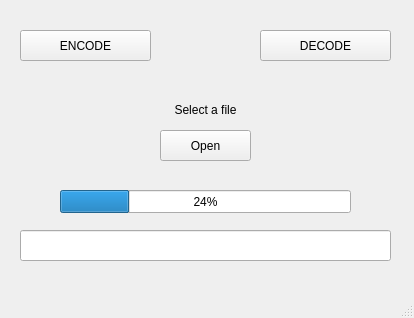
Old version of the form mainwindow.ui in the repository exsandebest/Archiver.
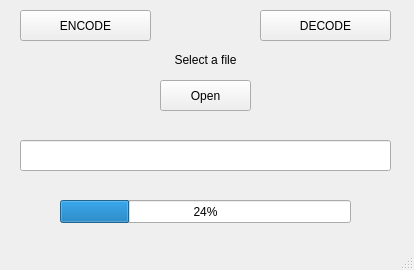
New version of the form. Icons and pictures are not drawn.

Commit message: Added icon + small design changes

```diff
--- a/mainwindow.ui
+++ b/mainwindow.ui
@@ -7,7 +7,7 @@
     <x>0</x>
     <y>0</y>
     <width>414</width>
-    <height>318</height>
+    <height>270</height>
    </rect>
   </property>
   <property name="windowTitle">
@@ -18,7 +18,7 @@
     <property name="geometry">
      <rect>
       <x>160</x>
-      <y>130</y>
+      <y>80</y>
       <width>91</width>
       <height>31</height>
      </rect>
@@ -31,7 +31,7 @@
     <property name="geometry">
      <rect>
       <x>20</x>
-      <y>30</y>
+      <y>10</y>
       <width>131</width>
       <height>31</height>
      </rect>
@@ -44,7 +44,7 @@
     <property name="geometry">
      <rect>
       <x>260</x>
-      <y>30</y>
+      <y>10</y>
       <width>131</width>
       <height>31</height>
      </rect>
@@ -57,7 +57,7 @@
     <property name="geometry">
      <rect>
       <x>160</x>
-      <y>100</y>
+      <y>50</y>
       <width>91</width>
       <height>20</height>
      </rect>
@@ -73,7 +73,7 @@
     <property name="geometry">
      <rect>
       <x>20</x>
-      <y>230</y>
+      <y>140</y>
       <width>371</width>
       <height>31</height>
      </rect>
@@ -91,7 +91,7 @@
     <property name="geometry">
      <rect>
       <x>60</x>
-      <y>190</y>
+      <y>200</y>
       <width>291</width>
       <height>23</height>
      </rect>
@@ -103,9 +103,9 @@
    <widget class="QLabel" name="lbl_process">
     <property name="geometry">
      <rect>
-      <x>166</x>
-      <y>170</y>
-      <width>81</width>
+      <x>160</x>
+      <y>180</y>
+      <width>91</width>
       <height>20</height>
      </rect>
     </property>
```
Left out of the diff: 6 changed lines with no effect on the pictures. The commit also changes 3 other files.
